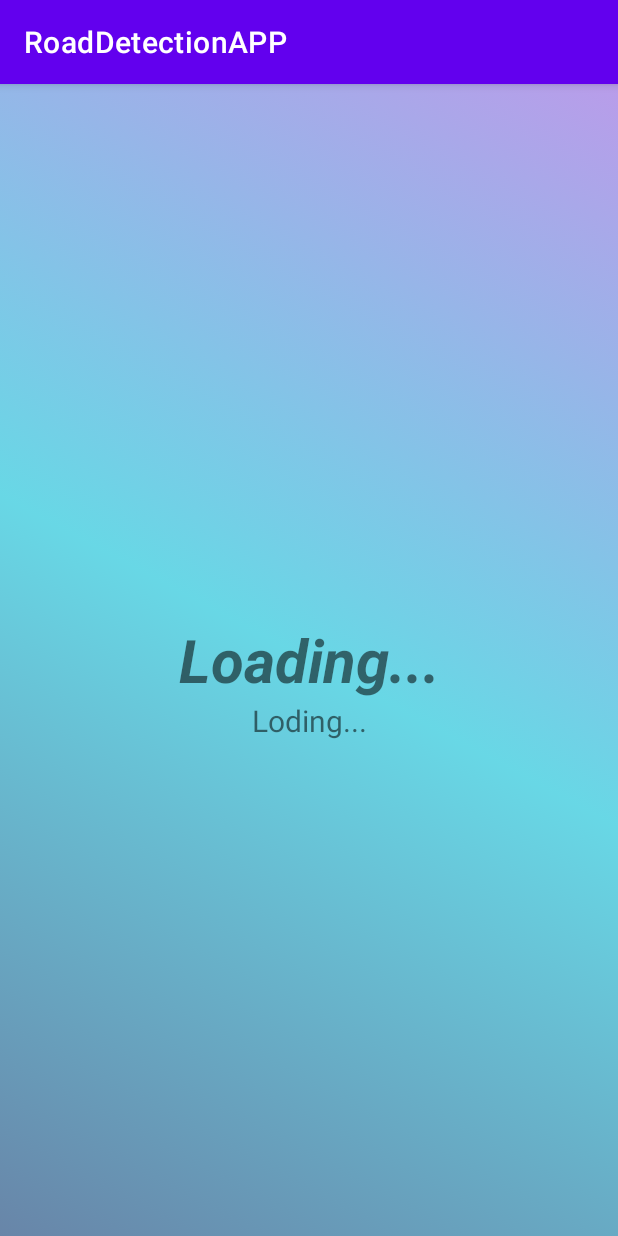
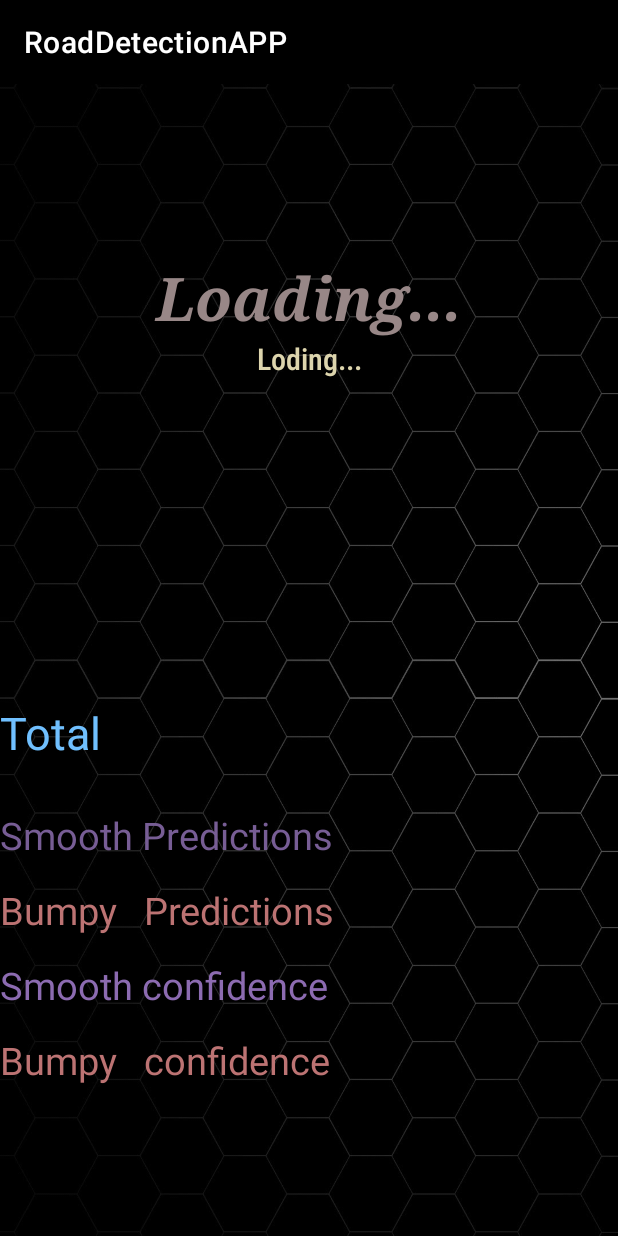
Before and after one commit to SaifGhalalb/Road-Surface-Detection, an Android app: the screen it shows after launch (MainActivity), on a phone screen of 412 x 824 dp. Run offline under Robolectric (Android 15) with nearby library versions, the phone set to English and light mode, and no system bars; libraries missing offline, so code that uses them is left out: com.chaquo.python; 1 statement that could not run was skipped.

```diff
--- a/app/build.gradle
+++ b/app/build.gradle
@@ -8,7 +8,7 @@ android {
     buildToolsVersion "30.0.2"
 
     defaultConfig {
-        applicationId "com.example.roaddetectionapp"
+        applicationId 'roaddetectionapp'
         minSdkVersion 27
         targetSdkVersion 30
         versionCode 1
--- a/app/src/main/java/com/example/roaddetectionapp/MainActivity.java
+++ b/app/src/main/java/com/example/roaddetectionapp/MainActivity.java
@@ -20,6 +20,7 @@ import com.chaquo.python.android.AndroidPlatform;
 import android.hardware.SensorEvent;
 import android.hardware.SensorEventListener;
 
+import java.text.DecimalFormat;
 import java.util.ArrayList;
 import java.util.Collections;
 import java.util.Date;
@@ -29,9 +30,16 @@ public class MainActivity extends AppCompatActivity implements SensorEventListen
     private static final String TAG = "MainActivity";
     private SensorManager sensorManager;
     Sensor accelermeter, gyro;
-    TextView mainText,persntage;
+    TextView mainText,persntage,totalPredictionsTextView,smoothPredictionsTextView,
+            bumpyPredictionsTextView,overAllConfidenceSmoothTextView,overAllConfidenceBumpyTextView;
     StringBuilder accData = new StringBuilder();
     String temp = "";
+    int totalPredictions;
+    int smoothPredictions;
+    int bumpyPredictions;
+    float overAllConfidenceSmooth;
+    float overAllConfidenceBumpy;
+
 
 
     @Override
@@ -41,13 +49,12 @@ public class MainActivity extends AppCompatActivity implements SensorEventListen
         getWindow().addFlags(WindowManager.LayoutParams.FLAG_KEEP_SCREEN_ON);
         mainText = (TextView) findViewById(R.id.mainText);
         persntage = (TextView) findViewById(R.id.presntage);
+        totalPredictionsTextView = (TextView) findViewById(R.id.TotalPre);
+        smoothPredictionsTextView= (TextView) findViewById(R.id.SmoothPre);
+        bumpyPredictionsTextView= (TextView) findViewById(R.id.bupmyPre);
+        overAllConfidenceSmoothTextView= (TextView) findViewById(R.id.SmoothConf);
+        overAllConfidenceBumpyTextView= (TextView) findViewById(R.id.bupmyConf);
 
-
-        RelativeLayout constraintLayout = findViewById(R.id.layout);
-        AnimationDrawable animationDrawable = (AnimationDrawable) constraintLayout.getBackground();
-        animationDrawable.setEnterFadeDuration(1000);
-        animationDrawable.setExitFadeDuration(4000);
-        animationDrawable.start();
 
         if (!Python.isStarted()) {
             Python.start(new AndroidPlatform(this));
@@ -158,6 +165,8 @@ public class MainActivity extends AppCompatActivity implements SensorEventListen
 
         // Call SMV to predict data after the N record got collected and calculated-----------
         if (done3 ){
+            totalPredictions++;
+
             //Calling the SMV and show data to screen
             String response =sendToSVM(tempData);
             String [] dataOut=response.split("@");
@@ -165,9 +174,34 @@ public class MainActivity extends AppCompatActivity implements SensorEventListen
             Float confidence=Float.parseFloat(dataOut[1]);
             mainText.setText(roadType);
             persntage.setText("Confidence: "+confidence+"%");
+            if(roadType.contains("Bumpy")){
+                mainText.setTextColor(Color.parseColor("#FF670B0B"));
+                bumpyPredictions++;
+                overAllConfidenceBumpy+=confidence;
+            }
+            else {
+                mainText.setTextColor(Color.parseColor("#988787"));
+                smoothPredictions++;
+                overAllConfidenceSmooth+=confidence;
+            }
+            double smoothPercentage=0;
+            double bumpyPercentage=0;
+            if (smoothPredictions!=0)
+             smoothPercentage=(smoothPredictions/totalPredictions)*100.0;
+            if(bumpyPredictions!=0)
+            bumpyPercentage=(bumpyPredictions/totalPredictions)*100.0;
 
-            if(roadType.contains("Bumpy")){ mainText.setTextColor(Color.RED); }
-            else mainText.setTextColor(Color.BLACK);
+            //Log.d(TAG, "bumpy: " + bumpyPercentage);
+            //Log.d(TAG, "smooth: " + smoothPercentage);
+
+
+
+            totalPredictionsTextView.setText("Total: "+totalPredictions);
+            smoothPredictionsTextView.setText("Smooth Predictions: "+smoothPredictions);
+            bumpyPredictionsTextView.setText("Bumpy Predictions: "+bumpyPredictions);
+            overAllConfidenceSmoothTextView.setText("Smooth confidence: "+Math.round(overAllConfidenceSmooth/smoothPredictions)+"%");
+            overAllConfidenceBumpyTextView.setText("Bumpy confidence: "+Math.round(overAllConfidenceBumpy/bumpyPredictions)+"%");
+
 
             //clear the current record to start a new one
             tempData="";
--- a/app/src/main/res/drawable/gradient_1.xml
+++ b/app/src/main/res/drawable/gradient_1.xml
@@ -2,8 +2,8 @@
 <shape xmlns:android="http://schemas.android.com/apk/res/android">
     <gradient
         android:angle="225"
-        android:endColor="#BA305888"
-        android:centerColor="#9700BCD4"
-        android:startColor="#C1A27DE3"
+        android:endColor="#FFEB3B"
+        android:centerColor="#00BCD4"
+        android:startColor="#6B1CF6"
         />
 </shape>
--- a/app/src/main/res/layout/activity_main.xml
+++ b/app/src/main/res/layout/activity_main.xml
@@ -5,25 +5,33 @@
     android:layout_width="match_parent"
     android:layout_height="match_parent"
     tools:context=".MainActivity"
-    android:background="@drawable/gradient_list"
     android:id="@+id/layout"
+    android:background="@drawable/backgroud"
+    android:theme="@style/CardView.Dark"
+
+
     >
 
     <TextView
         android:id="@+id/mainText"
+        android:layout_width="match_parent"
+        android:layout_height="wrap_content"
+        android:layout_alignParentLeft="true"
+        android:layout_alignParentTop="true"
+
+        android:layout_centerInParent="true"
+        android:layout_marginTop="115dp"
         android:background="#00C4E3D9"
         android:backgroundTint="#00ECDADA"
         android:backgroundTintMode="src_in"
         android:breakStrategy="high_quality"
+
+        android:fontFamily="serif"
         android:text="Loading..."
+        android:textAlignment="center"
+        android:textColor="#988787"
         android:textSize="40sp"
-        android:layout_alignParentLeft="true"
-        android:textAlignment="center"
         android:textStyle="bold|italic"
-        android:layout_width="match_parent"
-        android:layout_height="wrap_content"
-        android:layout_centerInParent="true"
-
         app:layout_constraintBottom_toBottomOf="parent"
         app:layout_constraintLeft_toLeftOf="parent"
         app:layout_constraintRight_toRightOf="parent"
@@ -31,16 +39,98 @@
         app:layout_constraintVertical_bias="0.281" />
 
     <TextView
+        android:id="@+id/presntage"
         android:layout_width="match_parent"
         android:layout_height="wrap_content"
-        android:id="@+id/presntage"
         android:layout_below="@id/mainText"
+        android:fontFamily="sans-serif-condensed-medium"
         android:text="Loding..."
+        android:textAlignment="center"
+        android:textColor="#DDD5AD"
         android:textSize="20dp"
-        android:textAlignment="center"
         app:layout_constraintEnd_toEndOf="parent"
         app:layout_constraintStart_toStartOf="parent"
-        tools:layout_editor_absoluteY="259dp"
-        tools:ignore="MissingConstraints" />
+        tools:ignore="MissingConstraints"
+        tools:layout_editor_absoluteY="259dp" />
+
+    <TextView
+        android:id="@+id/TotalPre"
+        android:layout_width="wrap_content"
+        android:layout_height="wrap_content"
+        android:layout_alignParentLeft="true"
+        android:layout_alignParentRight="true"
+        android:layout_alignParentBottom="true"
+
+        android:layout_marginBottom="315dp"
+        android:text="Total"
+        android:textSize="30sp"
+        android:textColor="#70C0FF"
+
+
+        />
+
+    <TextView
+        android:id="@+id/SmoothPre"
+        android:layout_width="wrap_content"
+        android:layout_height="wrap_content"
+
+        android:layout_alignParentLeft="true"
+        android:layout_alignParentRight="true"
+        android:layout_alignParentBottom="true"
+        android:layout_marginLeft="0dp"
+        android:layout_marginRight="0dp"
+        android:layout_marginBottom="250dp"
+        android:text="Smooth Predictions"
+        android:textSize="25sp"
+        android:textColor="#775D95"
+        />
+
+    <TextView
+        android:id="@+id/bupmyPre"
+        android:layout_width="wrap_content"
+        android:layout_height="wrap_content"
+
+        android:layout_alignParentLeft="true"
+        android:layout_alignParentRight="true"
+        android:layout_alignParentBottom="true"
+        android:layout_marginLeft="0dp"
+        android:layout_marginRight="0dp"
+        android:layout_marginBottom="200dp"
+        android:text="Bumpy   Predictions"
+        android:textSize="25sp"
+        android:textColor="#BC7373"
+        />
+
+    <TextView
+        android:id="@+id/SmoothConf"
+        android:layout_width="wrap_content"
+        android:layout_height="wrap_content"
+
+        android:layout_alignParentLeft="true"
+        android:layout_alignParentRight="true"
+        android:layout_alignParentBottom="true"
+        android:layout_marginLeft="0dp"
+        android:layout_marginRight="0dp"
+        android:layout_marginBottom="150dp"
+        android:text="Smooth confidence"
+        android:textSize="25sp"
+        android:textColor="#8C6BB1"
+        />
+
+    <TextView
+        android:id="@+id/bupmyConf"
+        android:layout_width="wrap_content"
+        android:layout_height="wrap_content"
+
+        android:layout_alignParentLeft="true"
+        android:layout_alignParentRight="true"
+        android:layout_alignParentBottom="true"
+        android:layout_marginLeft="0dp"
+        android:layout_marginRight="0dp"
+        android:layout_marginBottom="100dp"
+        android:text="Bumpy   confidence"
+        android:textSize="25sp"
+        android:textColor="#BC7373"
+        />
 
 </RelativeLayout>
--- a/app/src/main/res/values/themes.xml
+++ b/app/src/main/res/values/themes.xml
@@ -2,13 +2,13 @@
     <!-- Base application theme. -->
     <style name="Theme.RoadDetectionAPP" parent="Theme.MaterialComponents.DayNight.DarkActionBar">
         <!-- Primary brand color. -->
-        <item name="colorPrimary">@color/purple_500</item>
-        <item name="colorPrimaryVariant">@color/purple_700</item>
+        <item name="colorPrimary">@color/black</item>
+        <item name="colorPrimaryVariant">@color/black</item>
         <item name="colorOnPrimary">@color/white</item>
         <!-- Secondary brand color. -->
         <item name="colorSecondary">@color/teal_200</item>
         <item name="colorSecondaryVariant">@color/teal_700</item>
-        <item name="colorOnSecondary">@color/black</item>
+        <item name="colorOnSecondary">@color/white</item>
         <!-- Status bar color. -->
         <item name="android:statusBarColor" tools:targetApi="l">?attr/colorPrimaryVariant</item>
         <!-- Customize your theme here. -->
```
Also changed, not shown: app/src/main/python/TrainingV5.csv, app/src/main/res/drawable/backgroud.jpeg (added).
